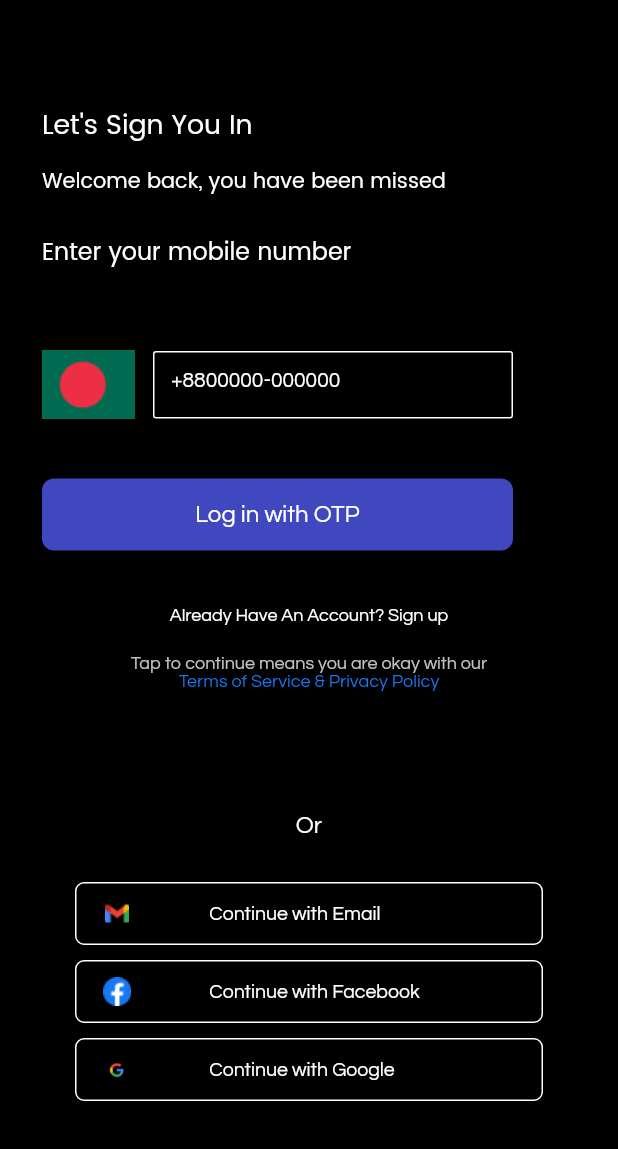
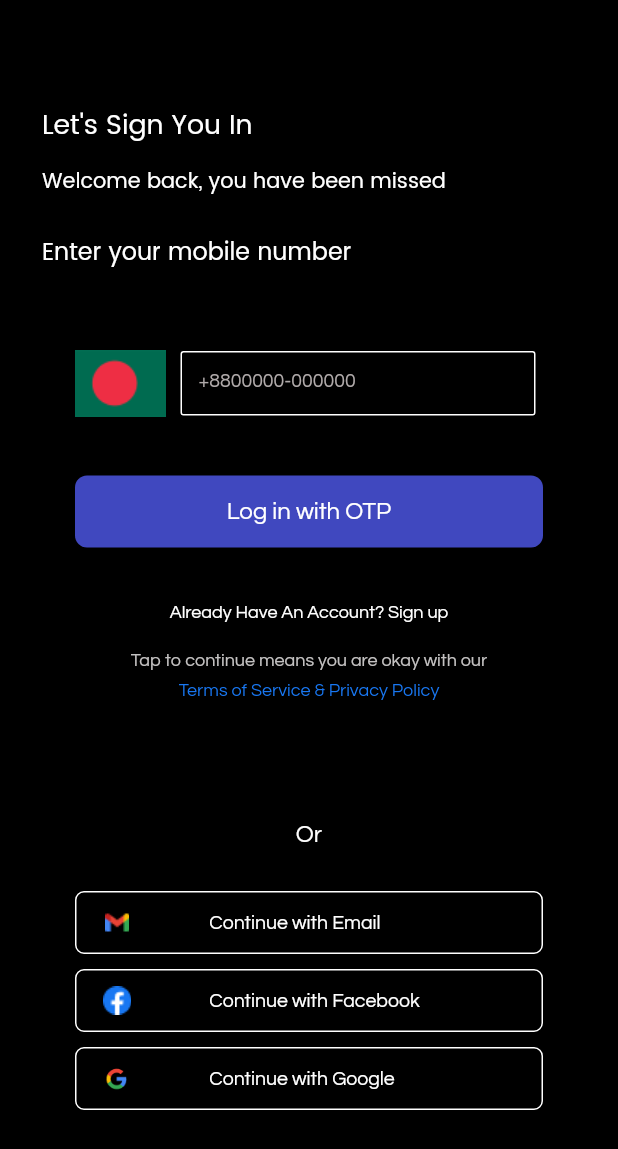
Before and after one commit to SyedMahide/final_ui, a Flutter app: the SignInScreen screen opened directly, on a phone screen of 412 x 824 dp. Shown: the top 1149 px of the screen. Run offline on Flutter 3.47's test engine with Material 2 defaults, Android fonts, the phone set to English and light mode, and no system bars.

Commit message:
signin page

```diff
--- a/lib/ui/signin_screen.dart
+++ b/lib/ui/signin_screen.dart
@@ -1,6 +1,7 @@
 import 'package:flutter/cupertino.dart';
 import 'package:flutter/gestures.dart';
 import 'package:flutter/material.dart';
+import 'package:final_ui/ui/otpInput_screen.dart';
 
 class SignInScreen extends StatefulWidget {
   @override
@@ -58,13 +59,16 @@ class _SignInScreenState extends State<SignInScreen> {
                 ),
               ),
               Container(
-                margin: EdgeInsets.only(top: 45, left: 28),
+               // alignment: Alignment.center,
+                margin: EdgeInsets.only(top: 45, left: 50),
+                child: Center(
                   child: Row(
+                    //mainAxisAlignment: MainAxisAlignment.center,
+                    crossAxisAlignment: CrossAxisAlignment.center,
                     children: [
                       Expanded(
                         flex: 1,
                         child: Container(
-                        alignment: Alignment.topLeft,
                           margin: EdgeInsets.only(),
                           child: Image(
                             image: AssetImage("assets/flag.png"),
@@ -74,14 +78,14 @@ class _SignInScreenState extends State<SignInScreen> {
                       Expanded(
                         flex: 5,
                         child: Container(
-                        height: 65,
+                          height: 63,
                           padding: const EdgeInsets.only(
-                            top: 10, left: 10, right: 70, bottom: 10),
+                              top: 10, left: 10, right: 55, bottom: 10),
                           child: TextFormField(
                             keyboardType: TextInputType.text,
                             cursorColor: Colors.white,
                             style: const TextStyle(
-                              color: Colors.white,
+                                color: Color(0xffB0AAAA),
                                 fontFamily: 'Questrial',
                                 fontWeight: FontWeight.w400,
                                 fontSize: 14,
@@ -101,8 +105,8 @@ class _SignInScreenState extends State<SignInScreen> {
                               hintText: "+8800000-000000",
                               hintStyle: TextStyle(
                                 fontFamily: 'Questrial',
-                              color: Colors.white,
-                              fontSize: 14,
+                                color: Color(0xffB0AAAA),
+                                fontSize: 13,
                                 fontWeight: FontWeight.w400,
                                 fontStyle: FontStyle.normal,
                               ),
@@ -113,10 +117,18 @@ class _SignInScreenState extends State<SignInScreen> {
                     ],
                   ),
                 ),
-              Container(
-                margin: const EdgeInsets.only(top: 30, left: 28, right: 70),
+              ),
+              Center(
+                child: Container(
+                  margin: const EdgeInsets.only(top: 30, left: 50, right: 50),
                   child: MaterialButton(
-                  onPressed: () {},
+                    onPressed: () {
+                      Navigator.push(
+                        context,
+                        MaterialPageRoute(
+                            builder: (context) => OtpInputScreen()),
+                      );
+                    },
                     color: Color(0xff4048BF),
                     shape: RoundedRectangleBorder(
                         borderRadius: BorderRadius.circular(8)),
@@ -132,6 +144,7 @@ class _SignInScreenState extends State<SignInScreen> {
                             fontStyle: FontStyle.normal,
                             fontSize: 16),
                         textAlign: TextAlign.center,
+                      ),
                     ),
                   ),
                 ),
@@ -188,7 +201,8 @@ class _SignInScreenState extends State<SignInScreen> {
                   ),
                 ),
               ),
-              const SizedBox(
+              Container(
+                margin: EdgeInsets.only(top: 8),
                 child: Text(
                   "Terms of Service & Privacy Policy",
                   style: TextStyle(
@@ -288,7 +302,7 @@ class _SignInScreenState extends State<SignInScreen> {
               ),
               Container(
                 margin: const EdgeInsets.only(top: 10, left: 50, right: 50),
-                padding: const EdgeInsets.only(top: 10, bottom: 10),
+                padding: const EdgeInsets.only(top: 5, bottom: 5),
                 decoration: BoxDecoration(
                     borderRadius: BorderRadius.circular(6),
                     border: Border.all(color: Colors.white)
@@ -298,7 +312,7 @@ class _SignInScreenState extends State<SignInScreen> {
                     Expanded(
                       flex: 1,
                       child: Container(
-                        height: 20,
+                        height: 30,
                         margin: EdgeInsets.only(left: 10),
                         child: const Image(
                           image: AssetImage("assets/Google.png"),
```
Also changed, not shown: assets/Google.png. Lines whose indentation alone changed are shown as unchanged.
